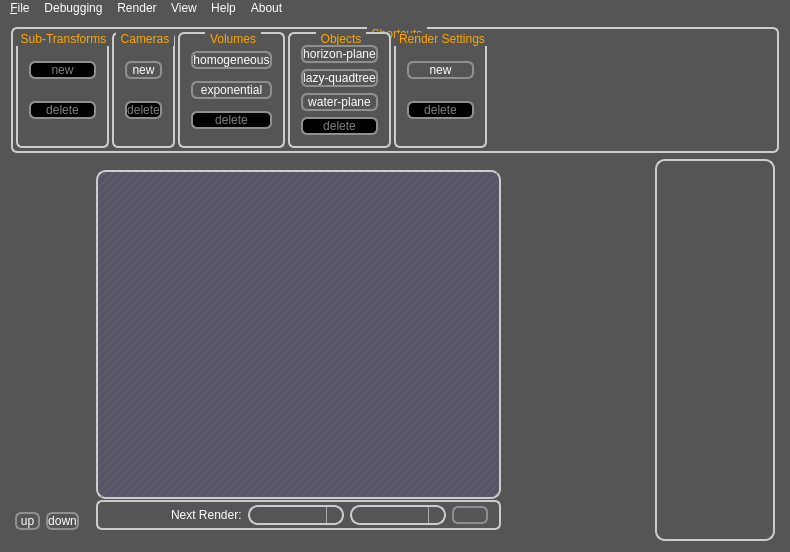
Qt form src/qt-frontend/SimplexGui/mainwindow.ui (phresnel/picogen) before a commit.
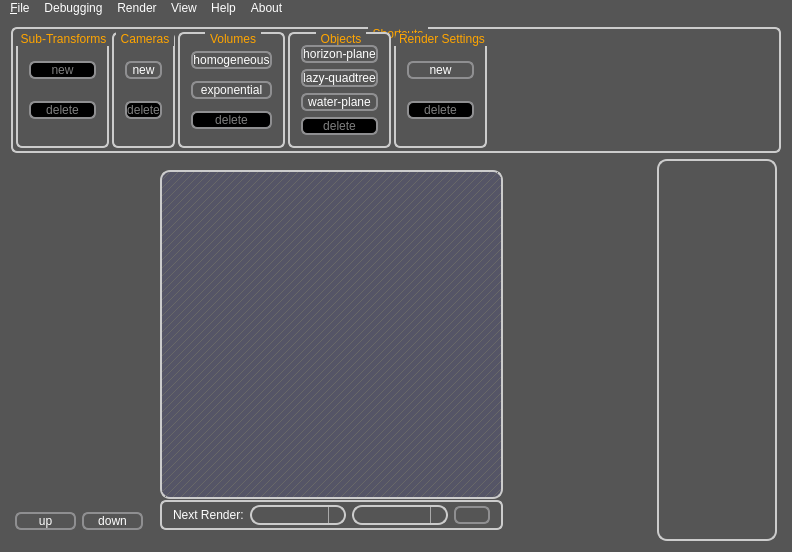
The same form after that commit. Icons and pictures are not drawn. Custom widgets are drawn as their Qt base class.

Commit message: have a 2nd splitter so that the property editor won't be resized automatically

Diff of the .ui file:
```diff
--- a/src/qt-frontend/SimplexGui/mainwindow.ui
+++ b/src/qt-frontend/SimplexGui/mainwindow.ui
@@ -450,15 +450,15 @@
      </widget>
     </item>
     <item>
-     <widget class="QSplitter" name="splitter">
-      <property name="styleSheet">
-       <string notr="true"/>
-      </property>
+     <widget class="QSplitter" name="splitter_2">
       <property name="orientation">
        <enum>Qt::Horizontal</enum>
       </property>
-      <widget class="QWidget" name="layoutWidget">
-       <layout class="QVBoxLayout" name="verticalLayout_7">
+      <widget class="QWidget" name="verticalLayoutWidget_2">
+       <layout class="QVBoxLayout" name="verticalLayout_8">
+        <property name="spacing">
+         <number>1</number>
+        </property>
         <property name="leftMargin">
          <number>4</number>
         </property>
@@ -475,10 +475,16 @@
           </property>
           <property name="minimumSize">
            <size>
-            <width>64</width>
+            <width>128</width>
             <height>324</height>
            </size>
           </property>
+          <property name="maximumSize">
+           <size>
+            <width>16777215</width>
+            <height>16777215</height>
+           </size>
+          </property>
           <property name="contextMenuPolicy">
            <enum>Qt::CustomContextMenu</enum>
           </property>
@@ -504,6 +510,10 @@
         </item>
        </layout>
       </widget>
+      <widget class="QSplitter" name="splitter">
+       <property name="orientation">
+        <enum>Qt::Horizontal</enum>
+       </property>
       <widget class="QWidget" name="verticalLayoutWidget">
        <layout class="QVBoxLayout" name="verticalLayout_3">
         <property name="spacing">
@@ -661,6 +671,12 @@
        </layout>
       </widget>
       <widget class="QFrame" name="helpFrameOuter">
+        <property name="sizePolicy">
+         <sizepolicy hsizetype="Preferred" vsizetype="Preferred">
+          <horstretch>0</horstretch>
+          <verstretch>0</verstretch>
+         </sizepolicy>
+        </property>
        <property name="minimumSize">
         <size>
          <width>128</width>
@@ -704,6 +720,7 @@
        </layout>
       </widget>
      </widget>
+     </widget>
     </item>
    </layout>
   </widget>
@@ -713,7 +730,7 @@
      <x>0</x>
      <y>0</y>
      <width>790</width>
-     <height>19</height>
+     <height>16</height>
     </rect>
    </property>
    <widget class="QMenu" name="menuDebugging">
```
Lines whose indentation alone changed are shown as unchanged. The commit also changes 1 other file.
